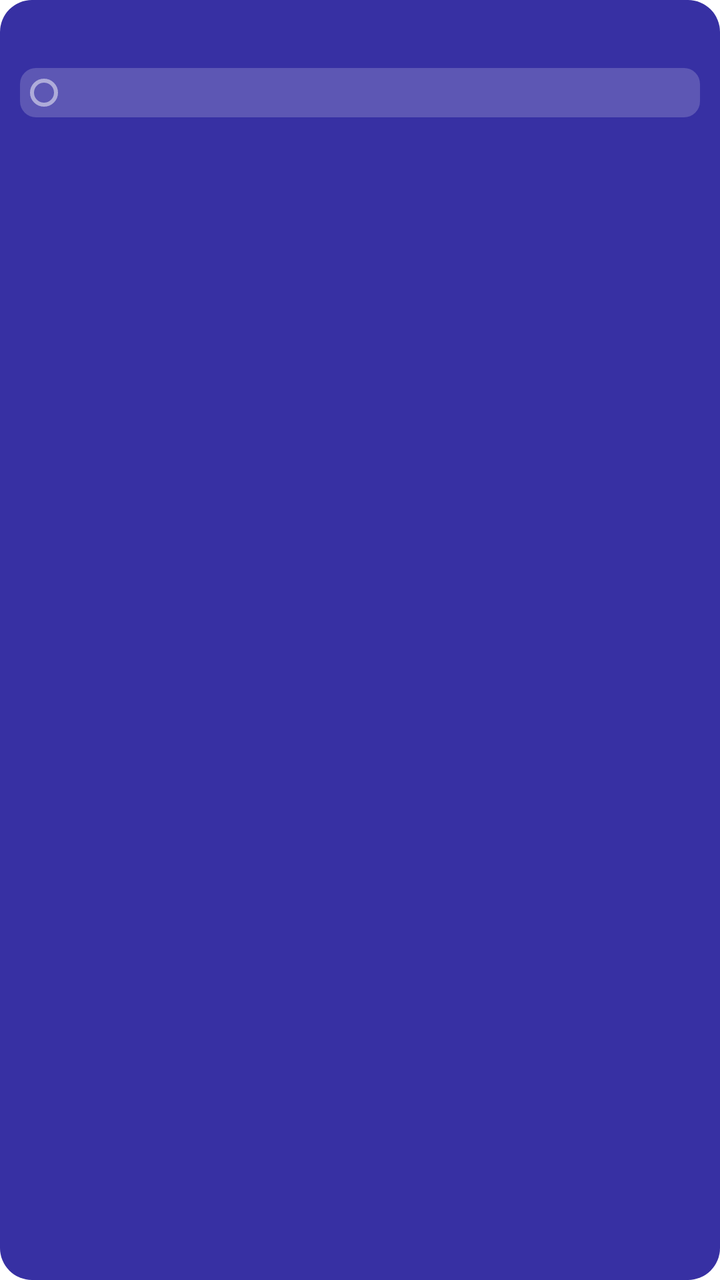
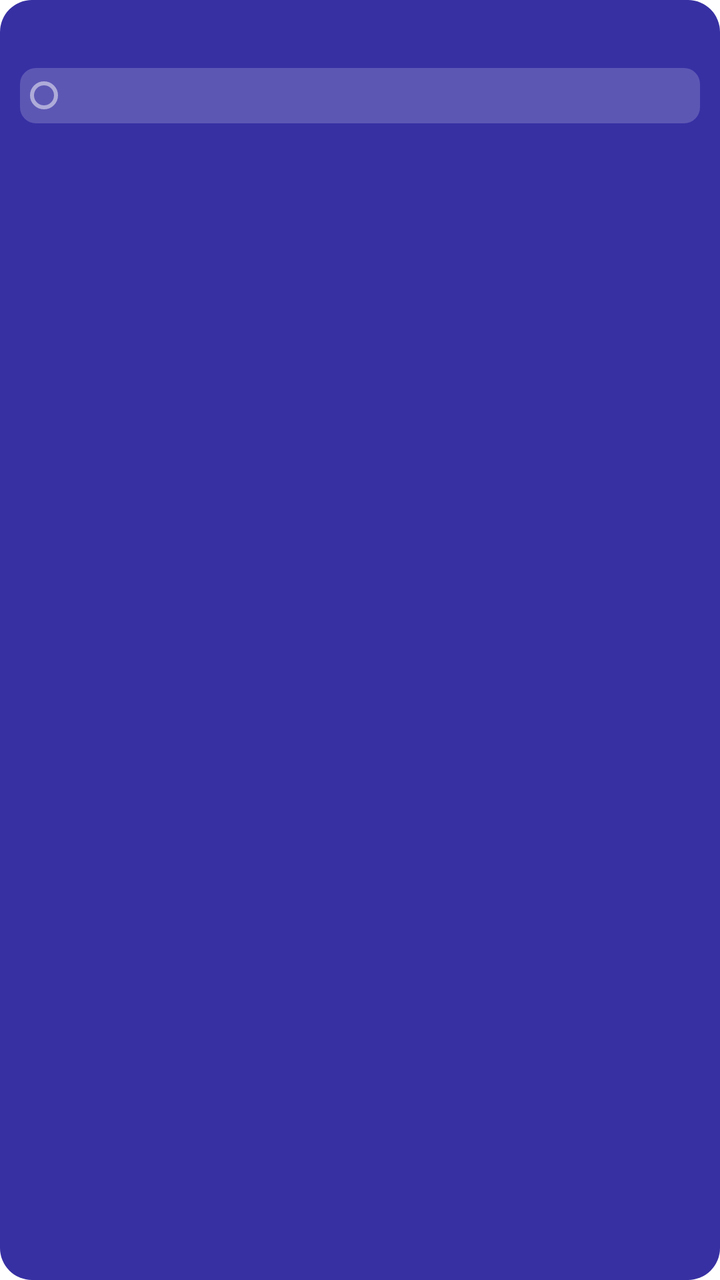

An Android layout rendered at two revisions. The XML below is the earlier revision; the diff shows what the commit changed to produce the second picture.
<!-- AndroidManifest.xml: fallback theme Theme.MaterialComponents.DayNight.NoActionBar -->
<!-- res/layout/task_widget_medium.xml -->
<?xml version="1.0" encoding="utf-8"?>
<LinearLayout xmlns:android="http://schemas.android.com/apk/res/android"
    android:id="@+id/widget_container" android:layout_width="match_parent" android:layout_height="match_parent"
    android:background="@drawable/widget_background" android:orientation="vertical" android:padding="10dp">
    
    <LinearLayout android:layout_width="match_parent" android:layout_height="wrap_content" android:gravity="center_vertical">
        <ImageView android:layout_width="18dp" android:layout_height="18dp" android:src="@mipmap/ic_launcher"/>
        <TextView android:id="@+id/widget_date" android:layout_width="0dp" android:layout_height="wrap_content"
            android:layout_weight="1" android:layout_marginStart="6dp" android:textColor="#FFFFFF" android:textSize="11sp" android:textStyle="bold"/>
        <TextView android:id="@+id/widget_count" android:layout_width="wrap_content" android:layout_height="wrap_content"
            android:textColor="#80FFFFFF" android:textSize="10sp"/>
    </LinearLayout>
    
    <LinearLayout android:id="@+id/empty_container" android:layout_width="match_parent" android:layout_height="0dp"
        android:layout_weight="1" android:gravity="center" android:visibility="gone">
        <TextView android:id="@+id/empty_text" android:layout_width="wrap_content" android:layout_height="wrap_content"
            android:textColor="#80FFFFFF" android:textSize="11sp" android:gravity="center"/>
    </LinearLayout>
    
    <LinearLayout android:layout_width="match_parent" android:layout_height="0dp" android:layout_weight="1"
        android:layout_marginTop="6dp" android:orientation="vertical">
        <LinearLayout android:id="@+id/task_row_1" android:layout_width="match_parent" android:layout_height="wrap_content"
            android:layout_marginBottom="3dp" android:background="@drawable/widget_row_bg" android:gravity="center_vertical" android:padding="5dp">
            <ImageView android:id="@+id/task_checkbox_1" android:layout_width="14dp" android:layout_height="14dp" android:background="@drawable/widget_checkbox"/>
            <TextView android:id="@+id/priority_dot_1" android:layout_width="wrap_content" android:layout_height="wrap_content" android:text="●" android:textSize="8sp" android:textColor="#EF5350" android:layout_marginStart="3dp" android:visibility="gone"/>
            <TextView android:id="@+id/task_title_1" android:layout_width="0dp" android:layout_height="wrap_content"
                android:layout_marginStart="4dp" android:layout_weight="1" android:ellipsize="end" android:maxLines="1" android:textColor="#FFFFFF" android:textSize="11sp"/>
            <TextView android:id="@+id/task_time_1" android:layout_width="wrap_content" android:layout_height="wrap_content"
                android:textColor="#80FFFFFF" android:textSize="9sp" android:layout_marginStart="6dp" android:visibility="gone"/>
        </LinearLayout>
        <LinearLayout android:id="@+id/task_row_2" android:layout_width="match_parent" android:layout_height="wrap_content"
            android:layout_marginBottom="3dp" android:background="@drawable/widget_row_bg" android:gravity="center_vertical" android:padding="5dp" android:visibility="gone">
            <ImageView android:id="@+id/task_checkbox_2" android:layout_width="14dp" android:layout_height="14dp" android:background="@drawable/widget_checkbox"/>
            <TextView android:id="@+id/priority_dot_2" android:layout_width="wrap_content" android:layout_height="wrap_content" android:text="●" android:textSize="8sp" android:textColor="#EF5350" android:layout_marginStart="3dp" android:visibility="gone"/>
            <TextView android:id="@+id/task_title_2" android:layout_width="0dp" android:layout_height="wrap_content"
                android:layout_marginStart="4dp" android:layout_weight="1" android:ellipsize="end" android:maxLines="1" android:textColor="#FFFFFF" android:textSize="11sp"/>
            <TextView android:id="@+id/task_time_2" android:layout_width="wrap_content" android:layout_height="wrap_content"
                android:textColor="#80FFFFFF" android:textSize="9sp" android:layout_marginStart="6dp" android:visibility="gone"/>
        </LinearLayout>
        <LinearLayout android:id="@+id/task_row_3" android:layout_width="match_parent" android:layout_height="wrap_content"
            android:layout_marginBottom="3dp" android:background="@drawable/widget_row_bg" android:gravity="center_vertical" android:padding="5dp" android:visibility="gone">
            <ImageView android:id="@+id/task_checkbox_3" android:layout_width="14dp" android:layout_height="14dp" android:background="@drawable/widget_checkbox"/>
            <TextView android:id="@+id/priority_dot_3" android:layout_width="wrap_content" android:layout_height="wrap_content" android:text="●" android:textSize="8sp" android:textColor="#EF5350" android:layout_marginStart="3dp" android:visibility="gone"/>
            <TextView android:id="@+id/task_title_3" android:layout_width="0dp" android:layout_height="wrap_content"
                android:layout_marginStart="4dp" android:layout_weight="1" android:ellipsize="end" android:maxLines="1" android:textColor="#FFFFFF" android:textSize="11sp"/>
            <TextView android:id="@+id/task_time_3" android:layout_width="wrap_content" android:layout_height="wrap_content"
                android:textColor="#80FFFFFF" android:textSize="9sp" android:layout_marginStart="6dp" android:visibility="gone"/>
        </LinearLayout>
        <LinearLayout android:id="@+id/task_row_4" android:layout_width="match_parent" android:layout_height="wrap_content"
            android:layout_marginBottom="3dp" android:background="@drawable/widget_row_bg" android:gravity="center_vertical" android:padding="5dp" android:visibility="gone">
            <ImageView android:id="@+id/task_checkbox_4" android:layout_width="14dp" android:layout_height="14dp" android:background="@drawable/widget_checkbox"/>
            <TextView android:id="@+id/priority_dot_4" android:layout_width="wrap_content" android:layout_height="wrap_content" android:text="●" android:textSize="8sp" android:textColor="#EF5350" android:layout_marginStart="3dp" android:visibility="gone"/>
            <TextView android:id="@+id/task_title_4" android:layout_width="0dp" android:layout_height="wrap_content"
                android:layout_marginStart="4dp" android:layout_weight="1" android:ellipsize="end" android:maxLines="1" android:textColor="#FFFFFF" android:textSize="11sp"/>
            <TextView android:id="@+id/task_time_4" android:layout_width="wrap_content" android:layout_height="wrap_content"
                android:textColor="#80FFFFFF" android:textSize="9sp" android:layout_marginStart="6dp" android:visibility="gone"/>
        </LinearLayout>
        <LinearLayout android:id="@+id/task_row_5" android:layout_width="match_parent" android:layout_height="wrap_content"
            android:background="@drawable/widget_row_bg" android:gravity="center_vertical" android:padding="5dp" android:visibility="gone">
            <ImageView android:id="@+id/task_checkbox_5" android:layout_width="14dp" android:layout_height="14dp" android:background="@drawable/widget_checkbox"/>
            <TextView android:id="@+id/priority_dot_5" android:layout_width="wrap_content" android:layout_height="wrap_content" android:text="●" android:textSize="8sp" android:textColor="#EF5350" android:layout_marginStart="3dp" android:visibility="gone"/>
            <TextView android:id="@+id/task_title_5" android:layout_width="0dp" android:layout_height="wrap_content"
                android:layout_marginStart="4dp" android:layout_weight="1" android:ellipsize="end" android:maxLines="1" android:textColor="#FFFFFF" android:textSize="11sp"/>
            <TextView android:id="@+id/task_time_5" android:layout_width="wrap_content" android:layout_height="wrap_content"
                android:textColor="#80FFFFFF" android:textSize="9sp" android:layout_marginStart="6dp" android:visibility="gone"/>
        </LinearLayout>
    </LinearLayout>
</LinearLayout>
<!-- resources referenced by this layout -->
<resources>
  <!-- drawable widget_background (drawable) -->
  ﻿<?xml version="1.0" encoding="utf-8"?>
  <shape xmlns:android="http://schemas.android.com/apk/res/android" android:shape="rectangle">
      <solid android:color="#FF3730A3" />
      <corners android:radius="16dp" />
  </shape>
  <!-- drawable widget_checkbox (drawable) -->
  ﻿<?xml version="1.0" encoding="utf-8"?>
  <shape xmlns:android="http://schemas.android.com/apk/res/android" android:shape="oval">
      <stroke android:width="2dp" android:color="#80FFFFFF" />
      <size android:width="20dp" android:height="20dp" />
  </shape>
  <!-- drawable widget_row_bg (drawable) -->
  ﻿<?xml version="1.0" encoding="utf-8"?>
  <shape xmlns:android="http://schemas.android.com/apk/res/android" android:shape="rectangle">
      <solid android:color="#30FFFFFF" />
      <corners android:radius="8dp" />
  </shape>
  <!-- mipmap ic_launcher (mipmap-anydpi-v26) -->
  <?xml version="1.0" encoding="utf-8"?>
  <adaptive-icon xmlns:android="http://schemas.android.com/apk/res/android">
    <background android:drawable="@mipmap/ic_launcher_background"/>
    <foreground android:drawable="@mipmap/ic_launcher_foreground"/>
    <monochrome android:drawable="@mipmap/ic_launcher_monochrome"/>
  </adaptive-icon>
</resources>

<!-- the commit's change to res/layout/task_widget_medium.xml (unified diff, before → after) -->
@@ -6,15 +6,15 @@
     <LinearLayout android:layout_width="match_parent" android:layout_height="wrap_content" android:gravity="center_vertical">
         <ImageView android:layout_width="18dp" android:layout_height="18dp" android:src="@mipmap/ic_launcher"/>
         <TextView android:id="@+id/widget_date" android:layout_width="0dp" android:layout_height="wrap_content"
-            android:layout_weight="1" android:layout_marginStart="6dp" android:textColor="#FFFFFF" android:textSize="11sp" android:textStyle="bold"/>
+            android:layout_weight="1" android:layout_marginStart="6dp" android:textColor="#FFFFFF" android:textSize="13sp" android:textStyle="bold"/>
         <TextView android:id="@+id/widget_count" android:layout_width="wrap_content" android:layout_height="wrap_content"
-            android:textColor="#80FFFFFF" android:textSize="10sp"/>
+            android:textColor="#80FFFFFF" android:textSize="12sp"/>
     </LinearLayout>
     
     <LinearLayout android:id="@+id/empty_container" android:layout_width="match_parent" android:layout_height="0dp"
         android:layout_weight="1" android:gravity="center" android:visibility="gone">
         <TextView android:id="@+id/empty_text" android:layout_width="wrap_content" android:layout_height="wrap_content"
-            android:textColor="#80FFFFFF" android:textSize="11sp" android:gravity="center"/>
+            android:textColor="#80FFFFFF" android:textSize="13sp" android:gravity="center"/>
     </LinearLayout>
     
     <LinearLayout android:layout_width="match_parent" android:layout_height="0dp" android:layout_weight="1"
@@ -24,45 +24,45 @@
             <ImageView android:id="@+id/task_checkbox_1" android:layout_width="14dp" android:layout_height="14dp" android:background="@drawable/widget_checkbox"/>
             <TextView android:id="@+id/priority_dot_1" android:layout_width="wrap_content" android:layout_height="wrap_content" android:text="●" android:textSize="8sp" android:textColor="#EF5350" android:layout_marginStart="3dp" android:visibility="gone"/>
             <TextView android:id="@+id/task_title_1" android:layout_width="0dp" android:layout_height="wrap_content"
-                android:layout_marginStart="4dp" android:layout_weight="1" android:ellipsize="end" android:maxLines="1" android:textColor="#FFFFFF" android:textSize="11sp"/>
+                android:layout_marginStart="4dp" android:layout_weight="1" android:ellipsize="end" android:maxLines="1" android:textColor="#FFFFFF" android:textSize="13sp"/>
             <TextView android:id="@+id/task_time_1" android:layout_width="wrap_content" android:layout_height="wrap_content"
-                android:textColor="#80FFFFFF" android:textSize="9sp" android:layout_marginStart="6dp" android:visibility="gone"/>
+                android:textColor="#80FFFFFF" android:textSize="11sp" android:layout_marginStart="6dp" android:visibility="gone"/>
         </LinearLayout>
         <LinearLayout android:id="@+id/task_row_2" android:layout_width="match_parent" android:layout_height="wrap_content"
             android:layout_marginBottom="3dp" android:background="@drawable/widget_row_bg" android:gravity="center_vertical" android:padding="5dp" android:visibility="gone">
             <ImageView android:id="@+id/task_checkbox_2" android:layout_width="14dp" android:layout_height="14dp" android:background="@drawable/widget_checkbox"/>
             <TextView android:id="@+id/priority_dot_2" android:layout_width="wrap_content" android:layout_height="wrap_content" android:text="●" android:textSize="8sp" android:textColor="#EF5350" android:layout_marginStart="3dp" android:visibility="gone"/>
             <TextView android:id="@+id/task_title_2" android:layout_width="0dp" android:layout_height="wrap_content"
-                android:layout_marginStart="4dp" android:layout_weight="1" android:ellipsize="end" android:maxLines="1" android:textColor="#FFFFFF" android:textSize="11sp"/>
+                android:layout_marginStart="4dp" android:layout_weight="1" android:ellipsize="end" android:maxLines="1" android:textColor="#FFFFFF" android:textSize="13sp"/>
             <TextView android:id="@+id/task_time_2" android:layout_width="wrap_content" android:layout_height="wrap_content"
-                android:textColor="#80FFFFFF" android:textSize="9sp" android:layout_marginStart="6dp" android:visibility="gone"/>
+                android:textColor="#80FFFFFF" android:textSize="11sp" android:layout_marginStart="6dp" android:visibility="gone"/>
         </LinearLayout>
         <LinearLayout android:id="@+id/task_row_3" android:layout_width="match_parent" android:layout_height="wrap_content"
             android:layout_marginBottom="3dp" android:background="@drawable/widget_row_bg" android:gravity="center_vertical" android:padding="5dp" android:visibility="gone">
             <ImageView android:id="@+id/task_checkbox_3" android:layout_width="14dp" android:layout_height="14dp" android:background="@drawable/widget_checkbox"/>
             <TextView android:id="@+id/priority_dot_3" android:layout_width="wrap_content" android:layout_height="wrap_content" android:text="●" android:textSize="8sp" android:textColor="#EF5350" android:layout_marginStart="3dp" android:visibility="gone"/>
             <TextView android:id="@+id/task_title_3" android:layout_width="0dp" android:layout_height="wrap_content"
-                android:layout_marginStart="4dp" android:layout_weight="1" android:ellipsize="end" android:maxLines="1" android:textColor="#FFFFFF" android:textSize="11sp"/>
+                android:layout_marginStart="4dp" android:layout_weight="1" android:ellipsize="end" android:maxLines="1" android:textColor="#FFFFFF" android:textSize="13sp"/>
             <TextView android:id="@+id/task_time_3" android:layout_width="wrap_content" android:layout_height="wrap_content"
-                android:textColor="#80FFFFFF" android:textSize="9sp" android:layout_marginStart="6dp" android:visibility="gone"/>
+                android:textColor="#80FFFFFF" android:textSize="11sp" android:layout_marginStart="6dp" android:visibility="gone"/>
         </LinearLayout>
         <LinearLayout android:id="@+id/task_row_4" android:layout_width="match_parent" android:layout_height="wrap_content"
             android:layout_marginBottom="3dp" android:background="@drawable/widget_row_bg" android:gravity="center_vertical" android:padding="5dp" android:visibility="gone">
             <ImageView android:id="@+id/task_checkbox_4" android:layout_width="14dp" android:layout_height="14dp" android:background="@drawable/widget_checkbox"/>
             <TextView android:id="@+id/priority_dot_4" android:layout_width="wrap_content" android:layout_height="wrap_content" android:text="●" android:textSize="8sp" android:textColor="#EF5350" android:layout_marginStart="3dp" android:visibility="gone"/>
             <TextView android:id="@+id/task_title_4" android:layout_width="0dp" android:layout_height="wrap_content"
-                android:layout_marginStart="4dp" android:layout_weight="1" android:ellipsize="end" android:maxLines="1" android:textColor="#FFFFFF" android:textSize="11sp"/>
+                android:layout_marginStart="4dp" android:layout_weight="1" android:ellipsize="end" android:maxLines="1" android:textColor="#FFFFFF" android:textSize="13sp"/>
             <TextView android:id="@+id/task_time_4" android:layout_width="wrap_content" android:layout_height="wrap_content"
-                android:textColor="#80FFFFFF" android:textSize="9sp" android:layout_marginStart="6dp" android:visibility="gone"/>
+                android:textColor="#80FFFFFF" android:textSize="11sp" android:layout_marginStart="6dp" android:visibility="gone"/>
         </LinearLayout>
         <LinearLayout android:id="@+id/task_row_5" android:layout_width="match_parent" android:layout_height="wrap_content"
             android:background="@drawable/widget_row_bg" android:gravity="center_vertical" android:padding="5dp" android:visibility="gone">
             <ImageView android:id="@+id/task_checkbox_5" android:layout_width="14dp" android:layout_height="14dp" android:background="@drawable/widget_checkbox"/>
             <TextView android:id="@+id/priority_dot_5" android:layout_width="wrap_content" android:layout_height="wrap_content" android:text="●" android:textSize="8sp" android:textColor="#EF5350" android:layout_marginStart="3dp" android:visibility="gone"/>
             <TextView android:id="@+id/task_title_5" android:layout_width="0dp" android:layout_height="wrap_content"
-                android:layout_marginStart="4dp" android:layout_weight="1" android:ellipsize="end" android:maxLines="1" android:textColor="#FFFFFF" android:textSize="11sp"/>
+                android:layout_marginStart="4dp" android:layout_weight="1" android:ellipsize="end" android:maxLines="1" android:textColor="#FFFFFF" android:textSize="13sp"/>
             <TextView android:id="@+id/task_time_5" android:layout_width="wrap_content" android:layout_height="wrap_content"
-                android:textColor="#80FFFFFF" android:textSize="9sp" android:layout_marginStart="6dp" android:visibility="gone"/>
+                android:textColor="#80FFFFFF" android:textSize="11sp" android:layout_marginStart="6dp" android:visibility="gone"/>
         </LinearLayout>
     </LinearLayout>
 </LinearLayout>
